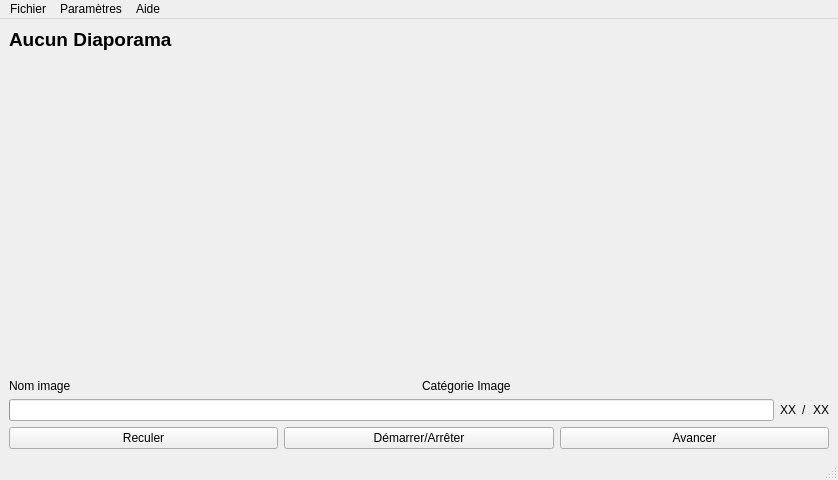
This is lecteurvue.ui in lucas-luchack/SAE-2.01 as Qt 5 draws it before an edit. The edited form follows.
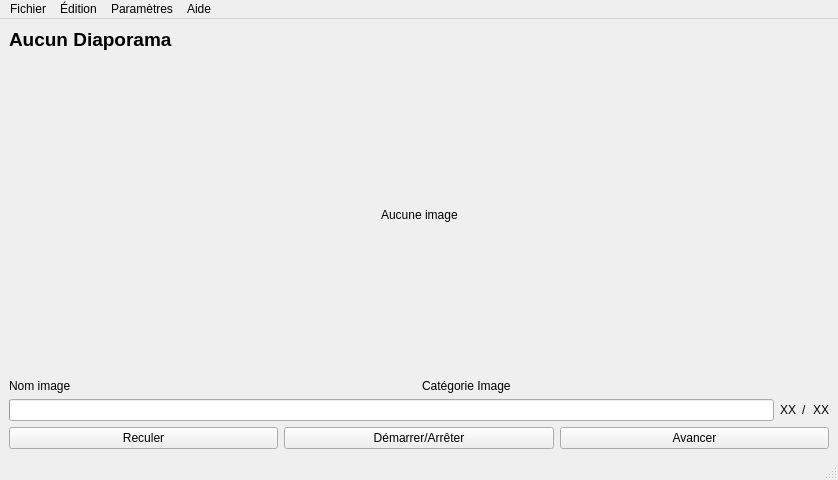
This is the edited form. Icons and pictures are not drawn.

Diff of the .ui file:
```diff
--- a/lecteurvue.ui
+++ b/lecteurvue.ui
@@ -61,7 +61,7 @@
         <item>
          <widget class="QLabel" name="image">
           <property name="text">
-           <string/>
+           <string>Aucune image</string>
           </property>
           <property name="pixmap">
            <pixmap>C:/DIAPO/img.png</pixmap>
@@ -230,7 +230,16 @@
     </property>
     <addaction name="actionA_propos"/>
    </widget>
+   <widget class="QMenu" name="menu_dition">
+    <property name="title">
+     <string>Édition</string>
+    </property>
+    <addaction name="actionChanger_URI_image"/>
+    <addaction name="actionChanger_Cat_image"/>
+    <addaction name="actionChanger_la_vitesse_par_d_faut_du_diaporama"/>
+   </widget>
    <addaction name="menuFichier"/>
+   <addaction name="menu_dition"/>
    <addaction name="menuDiaporama"/>
    <addaction name="menuAide"/>
   </widget>
```
Left out of the diff: 15 changed lines with no effect on the pictures.
